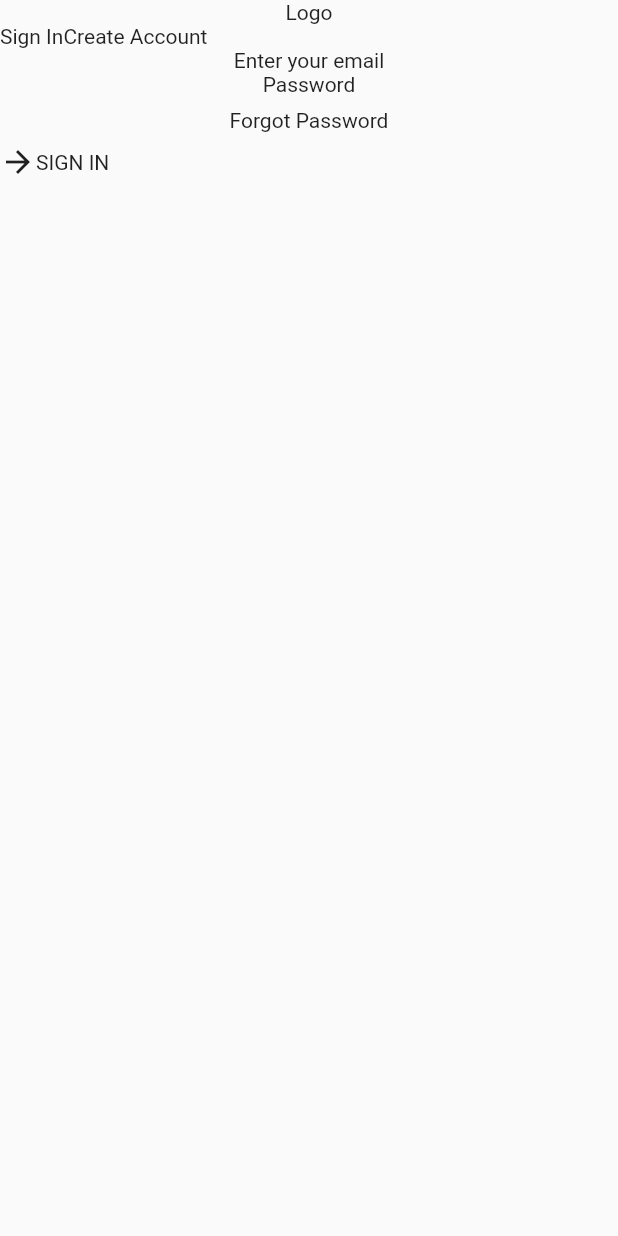
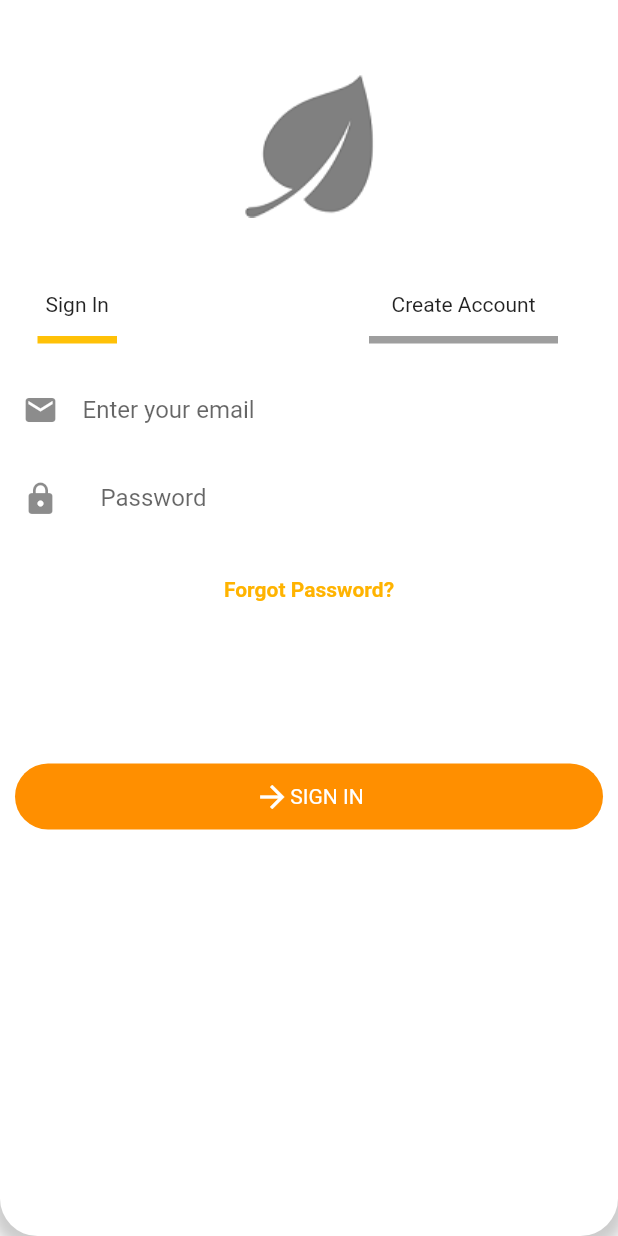
Before and after one commit to ebubechi/agrobeet, a Flutter app: what myContainer1() shows on an empty page, opened directly, on a phone screen of 412 x 824 dp. Run offline on Flutter 3.47's test engine with Material 2 defaults, Android fonts, the light colour scheme and no system bars; our stand-ins replace stacked, stacked_services.

Commit message:
almost done

```diff
--- a/lib/views/widgets/myContainer1.dart
+++ b/lib/views/widgets/myContainer1.dart
@@ -1,35 +1,129 @@
+// import 'package:agrobeet/views/style/ui-helpers.dart';
 import 'package:flutter/cupertino.dart';
 import 'package:flutter/material.dart';
 
-Container myContainer1() {
+Container myContainer1(context) {
   return Container(
     child: Column(
+      crossAxisAlignment: CrossAxisAlignment.center,
       children: [
-        Text('Logo'),
+        Padding(
+          padding: const EdgeInsets.all(50.0),
+          child: Image(image: AssetImage('assets/images/logo.png')),
+        ),
         Row(
           children: [
-            Text('Sign In'),
-            Text('Create Account'),
+            Expanded(
+              flex: 1,
+              child: Container(
+                  // width: screenWidth(context) * 0.7,
+                  child: Column(
+                children: [
+                  Text('Sign In'),
+                  Padding(
+                    padding: const EdgeInsets.only(
+                        left: 25.0, right: 25.0, top: 15.0),
+                    child: Divider(
+                      thickness: 5.0,
+                      height: 3.0,
+                      color: Colors.amber,
+                    ),
+                  )
+                ],
+              )),
+            ),
+            Spacer(),
+            Expanded(
+              flex: 2,
+              child: Container(
+                  // width: screenWidth(context) * 0.7,
+                  child: Column(
+                children: [
+                  Text('Create Account'),
+                  Padding(
+                    padding: const EdgeInsets.only(
+                        left: 40.0, right: 40.0, top: 15.0),
+                    child: Divider(
+                      thickness: 5.0,
+                      height: 3.0,
+                      color: Colors.grey,
+                    ),
+                  )
+                ],
+              )),
+            ),
           ],
         ),
-        Text('Enter your email'),
-        Text('Password'),
+        Padding(
+          padding: const EdgeInsets.all(15.0),
+          child: Column(
+            children: [
+              TextField(
+                decoration: InputDecoration(
+                    border: InputBorder.none,
+                    icon: Icon(Icons.email),
+                    labelText: 'Enter your email'),
+              ),
+              TextField(
+                decoration: InputDecoration(
+                    border: InputBorder.none,
+                    icon: Icon(Icons.lock),
+                    labelText: 'Password',
+                    filled: true,
+                    fillColor: Colors.white12),
+              ),
+            ],
+          ),
+        ),
         Center(
           child: Padding(
             padding: const EdgeInsets.all(8.0),
-            child: Text('Forgot Password'),
+            child: Text(
+              'Forgot Password?',
+              style: TextStyle(
+                  color: Colors.amber[600], fontWeight: FontWeight.bold),
+            ),
           ),
         ),
-
-        Container(
-          child: Row(
-            children: [
-              Icon(Icons.arrow_forward),
-              Text('SIGN IN'),
-            ],
+        Padding(
+          padding: const EdgeInsets.only(
+              left: 10.0, right: 10.0, top: 100.0, bottom: 50.0),
+          child: Container(
+            child: Padding(
+              padding: const EdgeInsets.all(10.0),
+              child: Row(
+                mainAxisAlignment: MainAxisAlignment.center,
+                children: [
+                  Icon(
+                    Icons.arrow_forward,
+                    color: Colors.white,
+                  ),
+                  Text(
+                    'SIGN IN',
+                    style: TextStyle(color: Colors.white),
+                  ),
+                ],
+              ),
+            ),
+            decoration: BoxDecoration(
+                color: Colors.amber[800],
+                borderRadius: BorderRadius.circular(50.0)),
           ),
         )
       ],
     ),
+    decoration: BoxDecoration(
+      color: Colors.white,
+       boxShadow: [
+      BoxShadow(
+        color: Colors.grey.withOpacity(0.5),
+        spreadRadius: 5,
+        blurRadius: 7,
+        offset: Offset(0, 3), // changes position of shadow
+      ),
+    ],
+        borderRadius: BorderRadius.only(
+            bottomLeft: Radius.circular(25.0),
+            bottomRight: Radius.circular(25.0))),
   );
 }
--- a/pubspec.yaml
+++ b/pubspec.yaml
@@ -55,6 +55,9 @@ flutter:
   # To add assets to your application, add an assets section, like this:
   assets:
     - assets/images/download.png
+    - assets/images/facebook.png
+    - assets/images/logo.png
+    - assets/images/google.png
   #   - images/a_dot_ham.jpeg
 
   # An image asset can refer to one or more resolution-specific "variants", see
```
Also changed, not shown: lib/views/signin_view.dart (+8 -2 lines), lib/views/style/ui-helpers.dart (added, +30 -0 lines), lib/views/widgets/myContainer2.dart (+32 -17 lines), assets/images/download - Copy.png (added), assets/images/download.png, assets/images/facebook - Copy.png (added), assets/images/facebook.png (added), assets/images/google - Copy.png (added), assets/images/google.png (added), assets/images/logo - Copy.png (added), assets/images/logo.png (added).
